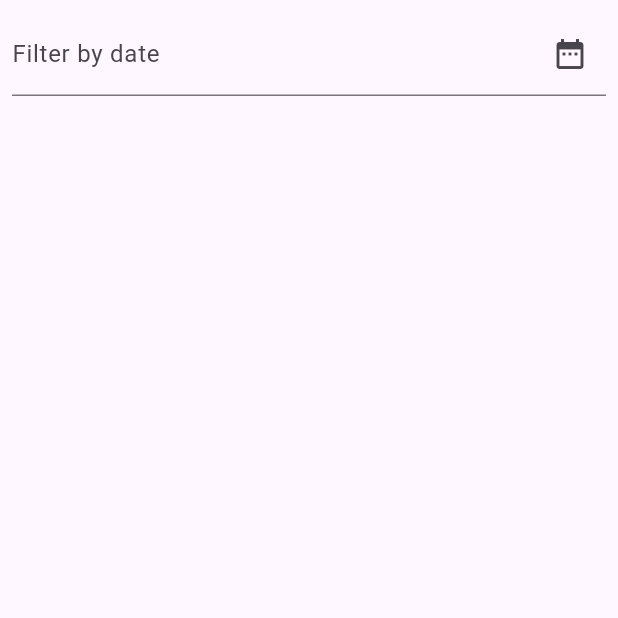
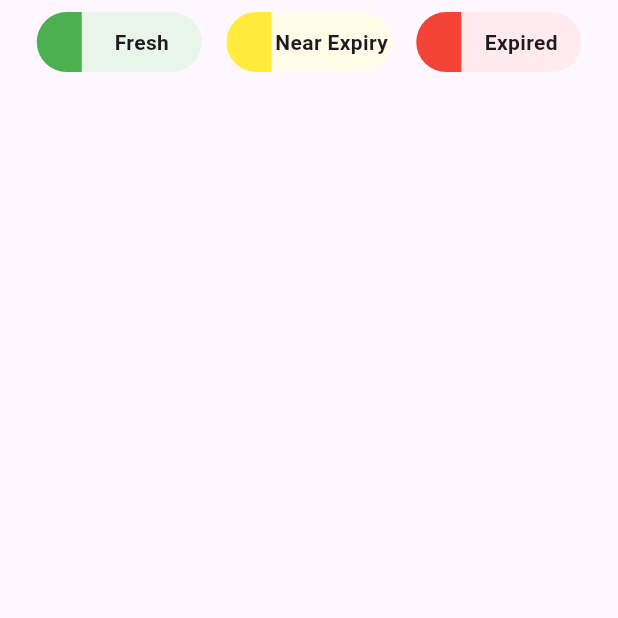
Before and after one commit to raf-xtgt/FoodForward, a Flutter app: the StockAndExpiryScreen screen opened by its route, on a phone screen of 412 x 824 dp, the top half of it. Run offline on Flutter 3.47's test engine with Material 3 defaults, Android fonts, the light colour scheme and no system bars; our stand-ins replace camera, flutter_secure_storage; accounts and stored records are empty; network calls fail.

Commit message:
Updated food stock ui

```diff
--- a/frontend/food_forward_app/lib/api/api-services/api-model/db-schema/food-stock-hdr.dart
+++ b/frontend/food_forward_app/lib/api/api-services/api-model/db-schema/food-stock-hdr.dart
@@ -56,7 +56,7 @@ class FoodStockHdrSchema {
       updatedById: json['updated_by_id'],
       createdDate: DateTime.parse(json['created_date']),
       updatedDate: DateTime.parse(json['updated_date']),
-      expiryDate: DateTime.parse(json['updated_date']),
+      expiryDate: json['expiry_date'] != null ? DateTime.parse(json['expiry_date']) : DateTime.now().add(Duration(days: 14)),
 
     );
   }
--- a/frontend/food_forward_app/lib/screens/stock-and-expiry/stock-and-expiry-main/stock-and-expiry-main.dart
+++ b/frontend/food_forward_app/lib/screens/stock-and-expiry/stock-and-expiry-main/stock-and-expiry-main.dart
@@ -1,14 +1,12 @@
 import 'package:flutter/material.dart';
 import 'package:food_forward_app/api/api-services/api-model/db-schema/recipe-hdr.dart';
 import 'package:pdf/widgets.dart' as pw; // PDF library
-// For handling permissions on Android
 import 'dart:io';
 import 'package:food_forward_app/screens/stock-and-expiry/stock-and-expiry-edit/stock-and-expiry-edit.dart';
 import 'package:food_forward_app/api/api-services/services/food-stock-service/food-stock-service.dart';
 import 'package:food_forward_app/api/api-services/api-model/db-schema/food-stock-hdr.dart';
 import 'package:food_forward_app/api/api-services/api-model/db-model/RecipeDto.dart';
 import 'package:flutter_secure_storage/flutter_secure_storage.dart';
-import 'package:food_forward_app/components/bottom-navigation/bottom-navigation.dart';
 
 class StockAndExpiryScreen extends StatefulWidget {
   @override
@@ -22,18 +20,12 @@ class _StockAndExpiryScreenState extends State<StockAndExpiryScreen> {
   String userId = '';
   int _selectedIndex = 2; // Track the index of the selected tab
 
-
   @override
   void initState() {
     super.initState();
     _getData();
+  }
 
-  }
-  void _onItemTapped(int index) {
-    setState(() {
-      _selectedIndex = index; // Update the selected index
-    });
-  }
   void _getData() async {
     print("GET FOOD STOCK HDR");
     List<FoodStockHdrSchema> fetchedItems = await FoodStockService.getFoodStock();
@@ -42,6 +34,7 @@ class _StockAndExpiryScreenState extends State<StockAndExpiryScreen> {
     });
   }
 
+  // Function to get recipe suggestions
   void _getRecipe() async {
     print("GET RECIPE");
 
@@ -56,34 +49,7 @@ class _StockAndExpiryScreenState extends State<StockAndExpiryScreen> {
     showRecipeDialog(context, recipeSuggestion);
   }
 
-  Future<void> _consumeRecipeItems() async {
-    print("CONSUME ITEMS IN RECIPE");
-
-    selectedItems.forEach((item) async {
-      await FoodStockService.delete(item.guid);
-      items.remove(item);
-    });
-    setState(() {
-      items = items;
-    });
-    ScaffoldMessenger.of(context).showSnackBar(const SnackBar(content: Text('Consumed recipe items')));
-
-  }
-
-  Future<void> _saveRecipe() async {
-    print("SAVE RECIPE");
-    String recipe = recipeText;
-    final FlutterSecureStorage storage = FlutterSecureStorage();
-    final String? userId = await storage.read(key: 'userId');
-    RecipeDto recipeDto = RecipeDto(
-      recipeText: recipe,
-      userId: userId ?? '',
-    );
-    await FoodStockService.saveRecipe(recipeDto);
-  }
-
-
-
+  // Function to show the recipe dialog
   void showRecipeDialog(BuildContext context, String recipeContent) {
     showDialog(
       context: context,
@@ -111,21 +77,18 @@ class _StockAndExpiryScreenState extends State<StockAndExpiryScreen> {
             TextButton(
               child: const Text('Print'),
               onPressed: () async {
-                // Generate and save the PDF
                 await _generateAndSavePdf(recipeContent);
               },
             ),
             TextButton(
               child: const Text('Save'),
               onPressed: () async {
-                // Generate and save the PDF
                 await _saveRecipe();
               },
             ),
             TextButton(
               child: const Text('Consume'),
               onPressed: () async {
-                // Generate and save the PDF
                 await _consumeRecipeItems();
               },
             ),
@@ -142,10 +105,7 @@ class _StockAndExpiryScreenState extends State<StockAndExpiryScreen> {
   }
 
   Future<void> _generateAndSavePdf(String recipeContent) async {
-    // Create a new PDF document
     final pdf = pw.Document();
-
-    // Add a page to the PDF with the recipe content
     pdf.addPage(
       pw.Page(
         build: (pw.Context context) => pw.Center(
@@ -154,23 +114,40 @@ class _StockAndExpiryScreenState extends State<StockAndExpiryScreen> {
       ),
     );
 
-    // Move to the Downloads folder explicitly (for Android compatibility)
     Directory? downloadsDirectory = Directory('/storage/emulated/0/Download');
-
-    // Create the file path in the Downloads directory
     final filePath = '${downloadsDirectory.path}/recipe_suggestion.pdf';
-
-    // Save the PDF file
     final file = File(filePath);
     await file.writeAsBytes(await pdf.save());
-
-    // Log the file path and show success message
     print("PDF saved at: $filePath");
-
-    // Optionally open or share the file after saving it
   }
 
-  // Function to handle card selection and deselection
+  // Function to save the recipe to the backend
+  Future<void> _saveRecipe() async {
+    print("SAVE RECIPE");
+    String recipe = recipeText;
+    final FlutterSecureStorage storage = FlutterSecureStorage();
+    final String? userId = await storage.read(key: 'userId');
+    RecipeDto recipeDto = RecipeDto(
+      recipeText: recipe,
+      userId: userId ?? '',
+    );
+    await FoodStockService.saveRecipe(recipeDto);
+  }
+
+  Future<void> _consumeRecipeItems() async {
+    print("CONSUME ITEMS IN RECIPE");
+
+    selectedItems.forEach((item) async {
+      await FoodStockService.delete(item.guid);
+      items.remove(item);
+    });
+    setState(() {
+      items = items;
+    });
+    ScaffoldMessenger.of(context).showSnackBar(const SnackBar(content: Text('Consumed recipe items')));
+  }
+
+  // Function to toggle selection of items
   void _toggleSelection(FoodStockHdrSchema item) {
     setState(() {
       if (selectedItems.contains(item)) {
@@ -181,38 +158,39 @@ class _StockAndExpiryScreenState extends State<StockAndExpiryScreen> {
     });
   }
 
-  // Function to deselect all items
-  void _deselectAllItems() {
-    setState(() {
-      selectedItems.clear();
-    });
-  }
-
-  // Function to display selected item data
-
   @override
   Widget build(BuildContext context) {
     return Scaffold(
       body: Column(
         children: [
+          // Removed the date filter TextField and replaced it with the three horizontal cards
           Padding(
             padding: const EdgeInsets.all(8.0),
-            child: TextField(
-              decoration: const InputDecoration(
-                labelText: 'Filter by date',
-                suffixIcon: Icon(Icons.date_range),
+            child: Row(
+              mainAxisAlignment: MainAxisAlignment.spaceEvenly,
+              children: [
+                // Fresh Card
+                _buildExpiryStatusCard(
+                  label: "Fresh",
+                  color: Colors.green,
+                  backgroundColor: Colors.green.shade50,
                 ),
-              onTap: () async {
-                DateTime? pickedDate = await showDatePicker(
-                  context: context,
-                  initialDate: DateTime.now(),
-                  firstDate: DateTime(2000),
-                  lastDate: DateTime(2100),
-                );
-                // Handle the picked date
-              },
+                // Near Expiry Card
+                _buildExpiryStatusCard(
+                  label: "Near Expiry",
+                  color: Colors.yellow,
+                  backgroundColor: Colors.yellow.shade50,
+                ),
+                // Expired Card
+                _buildExpiryStatusCard(
+                  label: "Expired",
+                  color: Colors.red,
+                  backgroundColor: Colors.red.shade50,
+                ),
+              ],
             ),
           ),
+          // Display the list of food items
           Expanded(
   child: ListView.builder(
     itemCount: items.length,
@@ -220,23 +198,28 @@ class _StockAndExpiryScreenState extends State<StockAndExpiryScreen> {
       final item = items[index];
       final isSelected = selectedItems.contains(item);
       return GestureDetector(
-                  onLongPress: () => _toggleSelection(item), // Toggle selection on long press
+        onLongPress: () => _toggleSelection(item),
         child: Card(
           color: isSelected ? Colors.blue.shade100 : null, // Change color if selected
           child: ListTile(
-                      leading: isSelected
-                          ? IconButton(
-                              icon: Icon(Icons.close),
+            leading: Row(
+              mainAxisSize: MainAxisSize.min, // Use minimum space
+              children: [
+                // Deselect icon only when the item is selected
+                if (isSelected)
+                  IconButton(
+                    icon: const Icon(Icons.clear, color: Colors.red), // Deselect icon
                     onPressed: () {
-                                _toggleSelection(item);
+                      _toggleSelection(item); // Deselect the item
                     },
-                              tooltip: 'Deselect',
-                            )
-                          : null, // Show cross button on the left if item is selected
+                  ),
+                _buildExpiryIndicator(item.expiryDate), // Display expiry indicator
+              ],
+            ),
             title: Text(item.name),
-                      subtitle: Text('Qty: ${item.quantity ?? 'N/A'}, Price: ${item.unitPrice ?? 'N/A'}'),
+            subtitle: Text('Qty: ${item.quantity ?? 'N/A'}, Price: ${item.unitPrice ?? 'N/A'}, Expiry: ${item.expiryDate?.toLocal().toString().split(' ')[0] ?? 'N/A'}'),
             trailing: IconButton(
-                        icon: Icon(Icons.edit),
+              icon: const Icon(Icons.edit),
               onPressed: () async {
                 final updatedItem = await Navigator.of(context).push(
                   MaterialPageRoute(
@@ -244,7 +227,6 @@ class _StockAndExpiryScreenState extends State<StockAndExpiryScreen> {
                   ),
                 );
 
-                          // Check if the item was updated and update the state
                 if (updatedItem != null && updatedItem is FoodStockHdrSchema) {
                   setState(() {
                     items[index] = updatedItem; // Update the item in the list
@@ -270,4 +252,66 @@ class _StockAndExpiryScreenState extends State<StockAndExpiryScreen> {
           : null,
     );
   }
+
+  // Method to build the expiry status cards with label and color
+  Widget _buildExpiryStatusCard({required String label, required Color color, required Color backgroundColor}) {
+    return Container(
+      width: 110, // Width of the card
+      height: 40, // Height of the card
+      decoration: BoxDecoration(
+        color: backgroundColor,
+        borderRadius: BorderRadius.circular(20.0), // Tic Tac shape
+      ),
+      child: Row(
+        children: [
+          Container(
+            width: 30, // 30% of the card width for the colored indicator
+            height: 40,
+            decoration: BoxDecoration(
+              color: color,
+              borderRadius: const BorderRadius.only(
+                topLeft: Radius.circular(20.0),
+                bottomLeft: Radius.circular(20.0),
+              ),
+            ),
+          ),
+          Expanded(
+            child: Center(
+              child: Text(
+                label,
+                style: const TextStyle(fontSize: 14.0, fontWeight: FontWeight.bold),
+              ),
+            ),
+          ),
+        ],
+      ),
+    );
   }
+
+  // Function to display the colored indicator based on expiry date
+  Widget _buildExpiryIndicator(DateTime? expiryDate) {
+    if (expiryDate == null) {
+      return const CircleAvatar(
+        backgroundColor: Colors.grey, // Default grey if no expiry date
+        radius: 10,
+      );
+    }
+
+    DateTime currentDate = DateTime.now();
+    DateTime nearExpiryDate = currentDate.add(const Duration(days: 7));
+
+    Color indicatorColor;
+    if (expiryDate.isAfter(nearExpiryDate)) {
+      indicatorColor = Colors.green; // Fresh
+    } else if (expiryDate.isAfter(currentDate) && expiryDate.isBefore(nearExpiryDate)) {
+      indicatorColor = Colors.yellow; // Near expiry
+    } else {
+      indicatorColor = Colors.red; // Expired
+    }
+
+    return CircleAvatar(
+      backgroundColor: indicatorColor,
+      radius: 10,
+    );
+  }
+}
```
Lines whose indentation alone changed are shown as unchanged.
